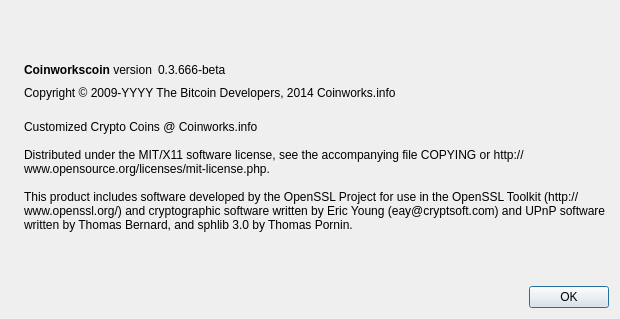
sciencechain/LAB, file src/qt/forms/aboutdialog.ui: the form before one commit.
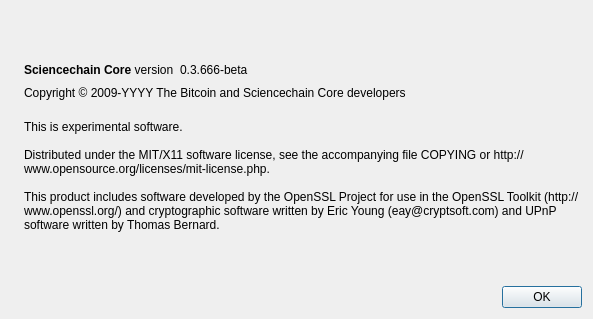
The form after the commit. Icons and pictures are not drawn.

Commit message: LAB Reborn as Sciencechain

```diff
--- a/src/qt/forms/aboutdialog.ui
+++ b/src/qt/forms/aboutdialog.ui
@@ -6,7 +6,7 @@
    <rect>
     <x>0</x>
     <y>0</y>
-    <width>620</width>
+    <width>593</width>
     <height>319</height>
    </rect>
   </property>
@@ -50,7 +50,7 @@
           <cursorShape>IBeamCursor</cursorShape>
          </property>
          <property name="text">
-          <string>&lt;html&gt;&lt;head/&gt;&lt;body&gt;&lt;p&gt;&lt;span style=&quot; font-weight:600;&quot;&gt;Coinworkscoin&lt;/span&gt; version&lt;/p&gt;&lt;/body&gt;&lt;/html&gt;</string>
+          <string>&lt;b&gt;Sciencechain Core&lt;/b&gt; version</string>
          </property>
          <property name="textInteractionFlags">
           <set>Qt::LinksAccessibleByMouse|Qt::TextSelectableByKeyboard|Qt::TextSelectableByMouse</set>
@@ -91,7 +91,7 @@
         <cursorShape>IBeamCursor</cursorShape>
        </property>
        <property name="text">
-        <string notr="true">Copyright &amp;copy; 2009-YYYY The Bitcoin Developers, 2014 Coinworks.info</string>
+        <string notr="true">Copyright &amp;copy; 2009-YYYY The Bitcoin and Sciencechain Core developers</string>
        </property>
        <property name="textFormat">
         <enum>Qt::RichText</enum>
@@ -108,11 +108,11 @@
        </property>
        <property name="text">
         <string>
-Customized Crypto Coins @ Coinworks.info
+This is experimental software.
 
 Distributed under the MIT/X11 software license, see the accompanying file COPYING or http://www.opensource.org/licenses/mit-license.php.
 
-This product includes software developed by the OpenSSL Project for use in the OpenSSL Toolkit (http://www.openssl.org/) and cryptographic software written by Eric Young (eay@cryptsoft.com) and UPnP software written by Thomas Bernard, and sphlib 3.0 by Thomas Pornin.</string>
+This product includes software developed by the OpenSSL Project for use in the OpenSSL Toolkit (http://www.openssl.org/) and cryptographic software written by Eric Young (eay@cryptsoft.com) and UPnP software written by Thomas Bernard.</string>
        </property>
        <property name="wordWrap">
         <bool>true</bool>
```
Left out of the diff: 18 changed lines with no effect on the pictures. The commit also changes 907 other files.
